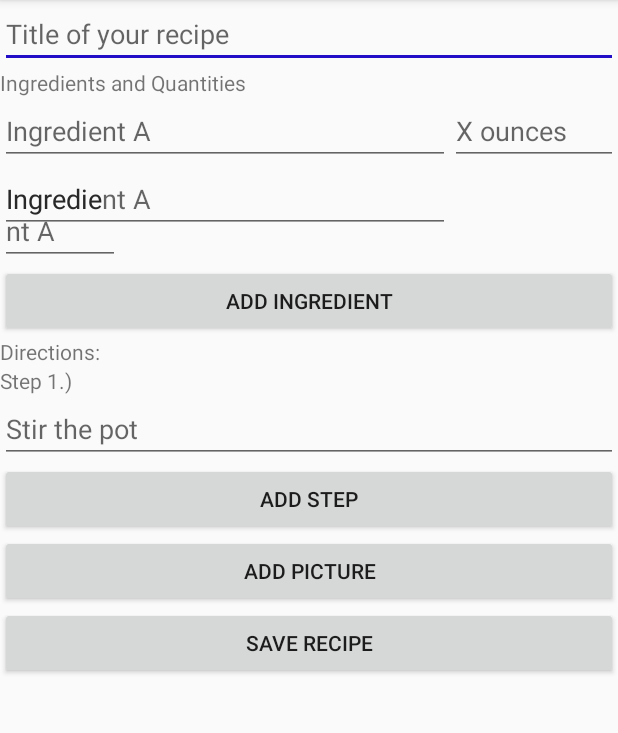
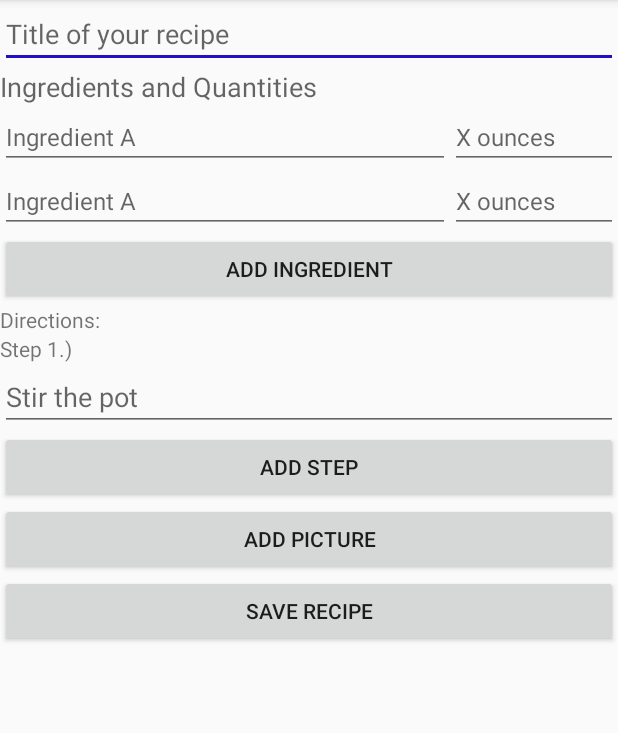
Before and after one commit to hhprogram/FoodOnMyMind, an Android app: the AddRecipeActivity screen opened directly, with no data from a screen before it, after a tap on "ADD INGREDIENT", on a phone screen of 412 x 824 dp, the part 84-817 px from its top. Run offline under Robolectric (Android 15) with nearby library versions, the phone set to English and light mode, and no system bars.

Commit message:
Adding dimensions, got the add ingredient button to work properly along with proper formatting with regards to text size and alignment

```diff
--- a/app/src/main/java/com/harrison/foodonmymind/AddRecipeActivity.java
+++ b/app/src/main/java/com/harrison/foodonmymind/AddRecipeActivity.java
@@ -4,6 +4,7 @@ import android.content.Intent;
 import android.net.Uri;
 import android.os.Bundle;
 import android.support.v7.app.AppCompatActivity;
+import android.util.TypedValue;
 import android.view.View;
 import android.widget.EditText;
 import android.widget.LinearLayout;
@@ -27,6 +28,9 @@ public class AddRecipeActivity extends AppCompatActivity {
     LinearLayout ingre_layout;
 //    will be used to refer to when we want to add another step
     LinearLayout dir_layout;
+//    int used to refer to the id of the new ingredient editText box. These don't need to be unique
+//    which is why i'm making it a final class variable.
+    private final int INGRE_ID = 10;
 
     @Override
     protected void onCreate(Bundle savedInstanceState) {
@@ -62,23 +66,38 @@ public class AddRecipeActivity extends AppCompatActivity {
     public void addIngredient(View view) {
         RelativeLayout ingre_line = new RelativeLayout(this);
         RelativeLayout.LayoutParams relParams = new RelativeLayout
-                .LayoutParams((int) getResources().getDimension(R.dimen.ingredient)
+                .LayoutParams(RelativeLayout.LayoutParams.MATCH_PARENT
                 , RelativeLayout.LayoutParams.WRAP_CONTENT);
         EditText new_ingre = new EditText(this);
         RelativeLayout.LayoutParams ingreParams = new RelativeLayout
-                .LayoutParams((int) getResources().getDimension(R.dimen.quantity)
+                .LayoutParams((int) getResources().getDimension(R.dimen.ingredient)
                 , RelativeLayout.LayoutParams.WRAP_CONTENT);
         new_ingre.setHint(getString(R.string.ingre_hint));
         new_ingre.setLayoutParams(ingreParams);
+//        needed to add the first argument in setTextSize per the following article:
+//        https://stackoverflow.com/questions/6784353/inconsistency-when-setting-textview-font-size-in-code-and-in-resources
+//        or else the font size was being converted to different units or something and showing
+//        up way bigger than xml defined text size even though pointing to say dimen value
+        new_ingre.setTextSize(TypedValue.COMPLEX_UNIT_PX
+                , getResources().getDimension(R.dimen.hint_size));
+//        need to call setID and feed in any positive int into the arg so that we can refer to this
+//        view's id later in the addRule() for the new_quant editText. Unsure why it is giving me
+//        this warning
+        new_ingre.setId(INGRE_ID);
         EditText new_quant = new EditText(this);
         RelativeLayout.LayoutParams quantParams = new RelativeLayout
-                .LayoutParams((int) getResources().getDimension(R.dimen.ingredient)
+                .LayoutParams((int) getResources().getDimension(R.dimen.quantity)
                 , RelativeLayout.LayoutParams.WRAP_CONTENT);
 //        addRule is how i programatically align the editText view within this relativeLayout to be
 //        aligned to the right of its parent and to the right of the new_ingre view
         quantParams.addRule(RelativeLayout.ALIGN_PARENT_RIGHT);
+//        this is where we refer to the ID used that we assigned a few lines above. Without doing
+//        setId() before this line, no ID is found and thus this rule did nothing and the format
+//        looked weird
         quantParams.addRule(RelativeLayout.RIGHT_OF, new_ingre.getId());
-        new_quant.setHint(getString(R.string.ingre_hint));
+        new_quant.setHint(getString(R.string.quantity_hint));
+        new_quant.setTextSize(TypedValue.COMPLEX_UNIT_PX
+                , getResources().getDimension(R.dimen.hint_size));
         new_quant.setLayoutParams(quantParams);
 //        then adding these views to the parent RelativeLayout view so that android knows these 2
 //        should be children of the relativeLayout
--- a/app/src/main/res/layout/add_recipe.xml
+++ b/app/src/main/res/layout/add_recipe.xml
@@ -19,7 +19,8 @@
             <TextView
                 android:layout_width="match_parent"
                 android:layout_height="match_parent"
-                android:text="@string/ingredients"/>
+                android:text="@string/ingredients"
+                android:textAppearance="@style/TextAppearance.AppCompat.Medium" />
             <RelativeLayout
                 android:layout_width="match_parent"
                 android:layout_height="wrap_content"
@@ -28,13 +29,15 @@
                     android:layout_width="@dimen/ingredient"
                     android:layout_height="wrap_content"
                     android:hint="@string/ingre_hint"
-                    android:id="@+id/ingredient"/>
+                    android:id="@+id/ingredient"
+                    android:textSize="@dimen/hint_size"/>
                 <EditText
                     android:layout_width="@dimen/quantity"
                     android:layout_height="wrap_content"
                     android:layout_toRightOf="@id/ingredient"
                     android:layout_alignParentRight="true"
-                    android:hint="@string/quantity_hint"/>
+                    android:hint="@string/quantity_hint"
+                    android:textSize="@dimen/hint_size"/>
             </RelativeLayout>
         </LinearLayout>
         <Button
--- a/app/src/main/res/values/dimens.xml
+++ b/app/src/main/res/values/dimens.xml
@@ -5,4 +5,5 @@
     <dimen name="item_height">100dp</dimen>
     <dimen name="ingredient">300dp</dimen>
     <dimen name="quantity">80dp</dimen>
+    <dimen name="hint_size">16sp</dimen>
 </resources>
```
